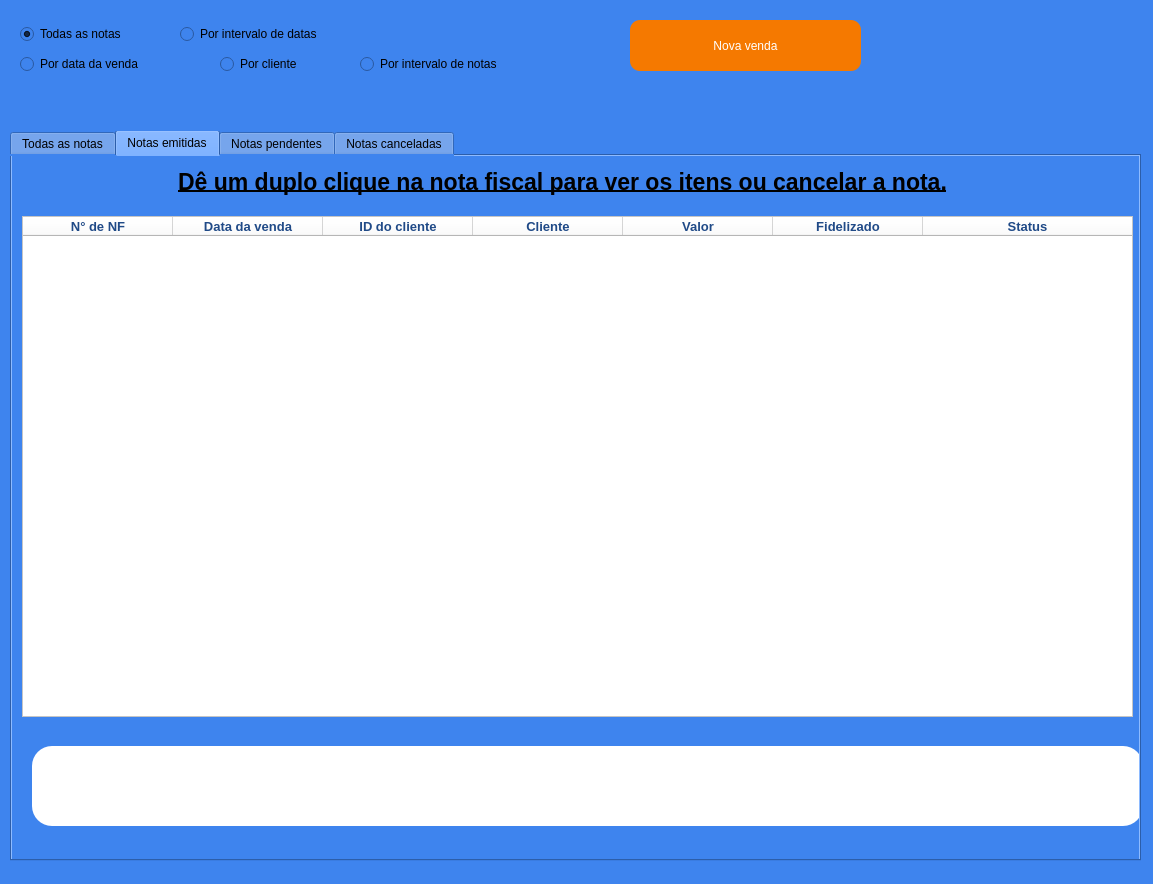
Above: estatisticas.ui from JVwolfart/PROJETO-SALAO-JOVEM-PROGRAMADOR before the change. Below: the same form after it.
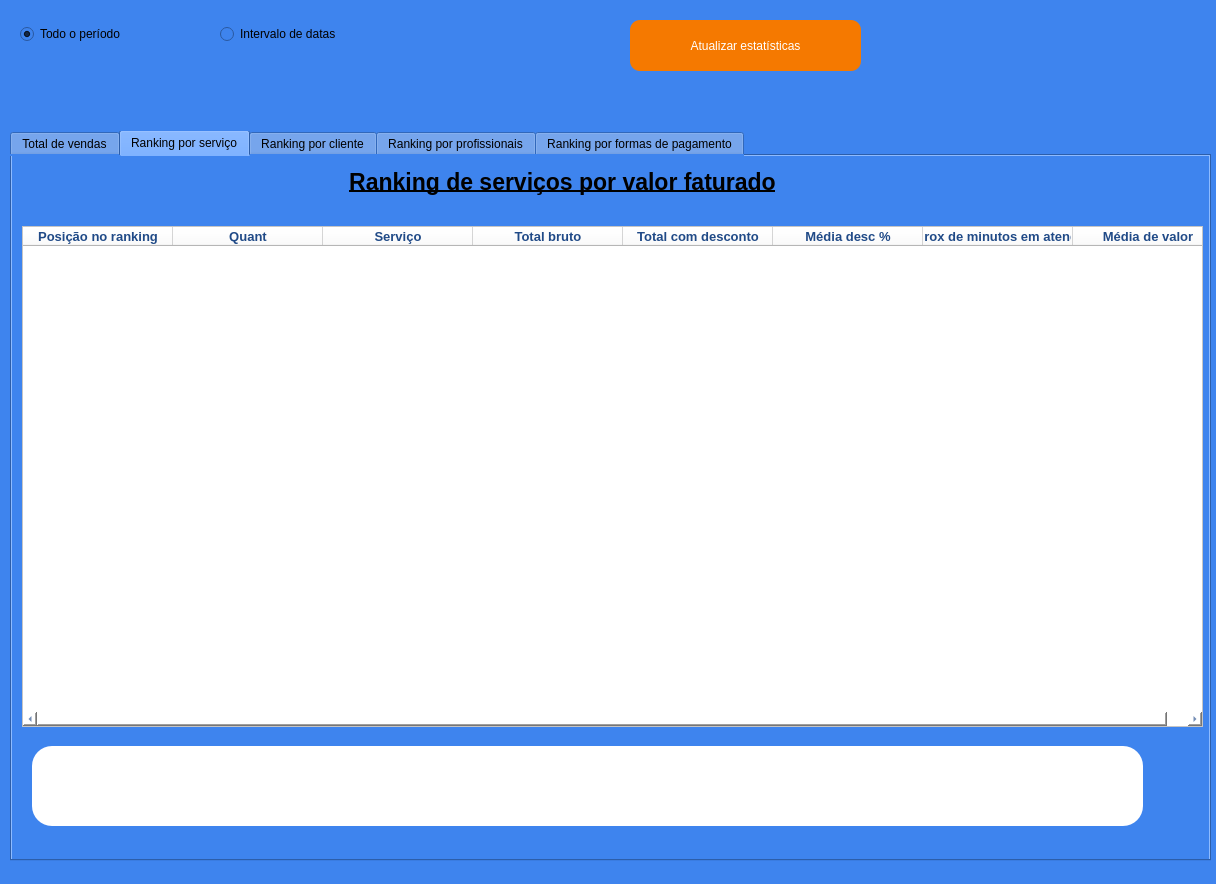
That is the form after the change. The open tabs and pages were chosen to show the change.

Patch:
```diff
--- a/estatisticas.ui
+++ b/estatisticas.ui
@@ -12,7 +12,7 @@
    <rect>
     <x>0</x>
     <y>0</y>
-    <width>1153</width>
+    <width>1216</width>
     <height>884</height>
    </rect>
   </property>
@@ -60,7 +60,7 @@
      <rect>
       <x>10</x>
       <y>130</y>
-      <width>1131</width>
+      <width>1201</width>
       <height>731</height>
      </rect>
     </property>
@@ -72,7 +72,7 @@
     </property>
     <widget class="QWidget" name="tabVendas">
      <attribute name="title">
-      <string>Todas as notas</string>
+      <string>Total de vendas</string>
      </attribute>
      <widget class="QLabel" name="label_3">
       <property name="geometry">
@@ -316,7 +316,7 @@
     </widget>
     <widget class="QWidget" name="tabEmitidas">
      <attribute name="title">
-      <string>Notas emitidas</string>
+      <string>Ranking por serviço</string>
      </attribute>
      <widget class="QFrame" name="frame_3">
       <property name="geometry">
@@ -365,174 +365,6 @@
        </property>
       </widget>
      </widget>
-     <widget class="QTableWidget" name="TabelaEmitidas">
-      <property name="enabled">
-       <bool>true</bool>
-      </property>
-      <property name="geometry">
-       <rect>
-        <x>10</x>
-        <y>60</y>
-        <width>1111</width>
-        <height>501</height>
-       </rect>
-      </property>
-      <property name="sizePolicy">
-       <sizepolicy hsizetype="Expanding" vsizetype="Expanding">
-        <horstretch>0</horstretch>
-        <verstretch>0</verstretch>
-       </sizepolicy>
-      </property>
-      <property name="minimumSize">
-       <size>
-        <width>465</width>
-        <height>0</height>
-       </size>
-      </property>
-      <property name="font">
-       <font>
-        <family>Ubuntu</family>
-        <pointsize>13</pointsize>
-       </font>
-      </property>
-      <property name="cursor" stdset="0">
-       <cursorShape>PointingHandCursor</cursorShape>
-      </property>
-      <property name="styleSheet">
-       <string notr="true">background-color: rgb(255, 255, 255);
-color: rgb(138, 226, 52);
-color: rgb(32, 74, 135);</string>
-      </property>
-      <property name="editTriggers">
-       <set>QAbstractItemView::NoEditTriggers</set>
-      </property>
-      <property name="selectionBehavior">
-       <enum>QAbstractItemView::SelectRows</enum>
-      </property>
-      <property name="horizontalScrollMode">
-       <enum>QAbstractItemView::ScrollPerPixel</enum>
-      </property>
-      <property name="sortingEnabled">
-       <bool>false</bool>
-      </property>
-      <attribute name="horizontalHeaderDefaultSectionSize">
-       <number>150</number>
-      </attribute>
-      <attribute name="horizontalHeaderShowSortIndicator" stdset="0">
-       <bool>false</bool>
-      </attribute>
-      <attribute name="horizontalHeaderStretchLastSection">
-       <bool>true</bool>
-      </attribute>
-      <attribute name="verticalHeaderShowSortIndicator" stdset="0">
-       <bool>false</bool>
-      </attribute>
-      <column>
-       <property name="text">
-        <string>N° de NF</string>
-       </property>
-       <property name="font">
-        <font>
-         <pointsize>10</pointsize>
-         <weight>75</weight>
-         <bold>true</bold>
-        </font>
-       </property>
-       <property name="textAlignment">
-        <set>AlignCenter</set>
-       </property>
-      </column>
-      <column>
-       <property name="text">
-        <string>Data da venda</string>
-       </property>
-       <property name="font">
-        <font>
-         <pointsize>10</pointsize>
-         <weight>75</weight>
-         <bold>true</bold>
-        </font>
-       </property>
-       <property name="textAlignment">
-        <set>AlignCenter</set>
-       </property>
-      </column>
-      <column>
-       <property name="text">
-        <string>ID do cliente</string>
-       </property>
-       <property name="font">
-        <font>
-         <pointsize>10</pointsize>
-         <weight>75</weight>
-         <bold>true</bold>
-        </font>
-       </property>
-       <property name="textAlignment">
-        <set>AlignCenter</set>
-       </property>
-      </column>
-      <column>
-       <property name="text">
-        <string>Cliente</string>
-       </property>
-       <property name="font">
-        <font>
-         <pointsize>10</pointsize>
-         <weight>75</weight>
-         <bold>true</bold>
-        </font>
-       </property>
-       <property name="textAlignment">
-        <set>AlignCenter</set>
-       </property>
-      </column>
-      <column>
-       <property name="text">
-        <string>Valor</string>
-       </property>
-       <property name="font">
-        <font>
-         <pointsize>10</pointsize>
-         <weight>75</weight>
-         <bold>true</bold>
-        </font>
-       </property>
-       <property name="textAlignment">
-        <set>AlignCenter</set>
-       </property>
-      </column>
-      <column>
-       <property name="text">
-        <string>Fidelizado</string>
-       </property>
-       <property name="font">
-        <font>
-         <pointsize>10</pointsize>
-         <weight>75</weight>
-         <bold>true</bold>
-        </font>
-       </property>
-       <property name="textAlignment">
-        <set>AlignCenter</set>
-       </property>
-      </column>
-      <column>
-       <property name="text">
-        <string>Status</string>
-       </property>
-       <property name="font">
-        <font>
-         <pointsize>10</pointsize>
-         <weight>75</weight>
-         <bold>true</bold>
-        </font>
-       </property>
-       <property name="textAlignment">
-        <set>AlignCenter</set>
-       </property>
-      </column>
-     </widget>
      <widget class="QLabel" name="label_4">
       <property name="geometry">
        <rect>
@@ -551,16 +383,199 @@
        </font>
       </property>
       <property name="text">
-       <string>Dê um duplo clique na nota fiscal para ver os itens ou cancelar a nota.</string>
+       <string>Ranking de serviços por valor faturado</string>
       </property>
       <property name="alignment">
        <set>Qt::AlignCenter</set>
       </property>
      </widget>
+     <widget class="QTableWidget" name="TabelaServicos">
+      <property name="enabled">
+       <bool>true</bool>
+      </property>
+      <property name="geometry">
+       <rect>
+        <x>10</x>
+        <y>70</y>
+        <width>1181</width>
+        <height>501</height>
+       </rect>
+      </property>
+      <property name="sizePolicy">
+       <sizepolicy hsizetype="Expanding" vsizetype="Expanding">
+        <horstretch>0</horstretch>
+        <verstretch>0</verstretch>
+       </sizepolicy>
+      </property>
+      <property name="minimumSize">
+       <size>
+        <width>465</width>
+        <height>0</height>
+       </size>
+      </property>
+      <property name="font">
+       <font>
+        <family>Ubuntu</family>
+        <pointsize>13</pointsize>
+       </font>
+      </property>
+      <property name="cursor" stdset="0">
+       <cursorShape>PointingHandCursor</cursorShape>
+      </property>
+      <property name="styleSheet">
+       <string notr="true">background-color: rgb(255, 255, 255);
+color: rgb(138, 226, 52);
+color: rgb(32, 74, 135);</string>
+      </property>
+      <property name="editTriggers">
+       <set>QAbstractItemView::NoEditTriggers</set>
+      </property>
+      <property name="selectionBehavior">
+       <enum>QAbstractItemView::SelectRows</enum>
+      </property>
+      <property name="horizontalScrollMode">
+       <enum>QAbstractItemView::ScrollPerPixel</enum>
+      </property>
+      <property name="sortingEnabled">
+       <bool>false</bool>
+      </property>
+      <attribute name="horizontalHeaderDefaultSectionSize">
+       <number>150</number>
+      </attribute>
+      <attribute name="horizontalHeaderShowSortIndicator" stdset="0">
+       <bool>false</bool>
+      </attribute>
+      <attribute name="horizontalHeaderStretchLastSection">
+       <bool>true</bool>
+      </attribute>
+      <attribute name="verticalHeaderShowSortIndicator" stdset="0">
+       <bool>false</bool>
+      </attribute>
+      <column>
+       <property name="text">
+        <string>Posição no ranking</string>
+       </property>
+       <property name="font">
+        <font>
+         <pointsize>10</pointsize>
+         <weight>75</weight>
+         <bold>true</bold>
+        </font>
+       </property>
+       <property name="textAlignment">
+        <set>AlignCenter</set>
+       </property>
+      </column>
+      <column>
+       <property name="text">
+        <string>Quant</string>
+       </property>
+       <property name="font">
+        <font>
+         <pointsize>10</pointsize>
+         <weight>75</weight>
+         <bold>true</bold>
+        </font>
+       </property>
+       <property name="textAlignment">
+        <set>AlignCenter</set>
+       </property>
+      </column>
+      <column>
+       <property name="text">
+        <string>Serviço</string>
+       </property>
+       <property name="font">
+        <font>
+         <pointsize>10</pointsize>
+         <weight>75</weight>
+         <bold>true</bold>
+        </font>
+       </property>
+       <property name="textAlignment">
+        <set>AlignCenter</set>
+       </property>
+      </column>
+      <column>
+       <property name="text">
+        <string>Total bruto</string>
+       </property>
+       <property name="font">
+        <font>
+         <pointsize>10</pointsize>
+         <weight>75</weight>
+         <bold>true</bold>
+        </font>
+       </property>
+       <property name="textAlignment">
+        <set>AlignCenter</set>
+       </property>
+      </column>
+      <column>
+       <property name="text">
+        <string>Total com desconto</string>
+       </property>
+       <property name="font">
+        <font>
+         <pointsize>10</pointsize>
+         <weight>75</weight>
+         <bold>true</bold>
+        </font>
+       </property>
+       <property name="textAlignment">
+        <set>AlignCenter</set>
+       </property>
+      </column>
+      <column>
+       <property name="text">
+        <string>Média desc %</string>
+       </property>
+       <property name="font">
+        <font>
+         <pointsize>10</pointsize>
+         <weight>75</weight>
+         <bold>true</bold>
+        </font>
+       </property>
+       <property name="textAlignment">
+        <set>AlignCenter</set>
+       </property>
+      </column>
+      <column>
+       <property name="text">
+        <string>Total aprox de minutos em atendimento</string>
+       </property>
+       <property name="font">
+        <font>
+         <pointsize>10</pointsize>
+         <weight>75</weight>
+         <bold>true</bold>
+        </font>
+       </property>
+       <property name="textAlignment">
+        <set>AlignCenter</set>
+       </property>
+      </column>
+      <column>
+       <property name="text">
+        <string>Média de valor</string>
+       </property>
+       <property name="font">
+        <font>
+         <pointsize>10</pointsize>
+         <weight>75</weight>
+         <bold>true</bold>
+        </font>
+       </property>
+       <property name="textAlignment">
+        <set>AlignCenter</set>
+       </property>
+      </column>
+     </widget>
     </widget>
     <widget class="QWidget" name="tabPendentes">
      <attribute name="title">
-      <string>Notas pendentes</string>
+      <string>Ranking por cliente</string>
      </attribute>
      <widget class="QFrame" name="frame_4">
       <property name="geometry">
@@ -804,7 +819,7 @@
     </widget>
     <widget class="QWidget" name="tabCanceladas">
      <attribute name="title">
-      <string>Notas canceladas</string>
+      <string>Ranking por profissionais</string>
      </attribute>
      <widget class="QFrame" name="frame_5">
       <property name="geometry">
@@ -1022,19 +1037,235 @@
       </column>
      </widget>
     </widget>
-   </widget>
-   <widget class="QRadioButton" name="RbData">
-    <property name="geometry">
-     <rect>
-      <x>20</x>
-      <y>50</y>
-      <width>181</width>
-      <height>28</height>
-     </rect>
-    </property>
-    <property name="text">
-     <string>Por data da venda</string>
-    </property>
+    <widget class="QWidget" name="tabFpag">
+     <attribute name="title">
+      <string>Ranking por formas de pagamento</string>
+     </attribute>
+     <widget class="QFrame" name="frame_6">
+      <property name="geometry">
+       <rect>
+        <x>20</x>
+        <y>600</y>
+        <width>1111</width>
+        <height>80</height>
+       </rect>
+      </property>
+      <property name="styleSheet">
+       <string notr="true">background-color: rgb(255, 255, 255);
+border-radius: 20px;</string>
+      </property>
+      <property name="frameShape">
+       <enum>QFrame::StyledPanel</enum>
+      </property>
+      <property name="frameShadow">
+       <enum>QFrame::Raised</enum>
+      </property>
+      <widget class="QLabel" name="lbl_total_fpag">
+       <property name="geometry">
+        <rect>
+         <x>20</x>
+         <y>20</y>
+         <width>1061</width>
+         <height>41</height>
+        </rect>
+       </property>
+       <property name="font">
+        <font>
+         <pointsize>25</pointsize>
+         <weight>75</weight>
+         <bold>true</bold>
+         <underline>false</underline>
+        </font>
+       </property>
+       <property name="styleSheet">
+        <string notr="true">color: rgb(115, 210, 22);</string>
+       </property>
+       <property name="text">
+        <string/>
+       </property>
+       <property name="alignment">
+        <set>Qt::AlignCenter</set>
+       </property>
+      </widget>
+     </widget>
+     <widget class="QTableWidget" name="TabelaFpag">
+      <property name="enabled">
+       <bool>true</bool>
+      </property>
+      <property name="geometry">
+       <rect>
+        <x>10</x>
+        <y>70</y>
+        <width>1111</width>
+        <height>501</height>
+       </rect>
+      </property>
+      <property name="sizePolicy">
+       <sizepolicy hsizetype="Expanding" vsizetype="Expanding">
+        <horstretch>0</horstretch>
+        <verstretch>0</verstretch>
+       </sizepolicy>
+      </property>
+      <property name="minimumSize">
+       <size>
+        <width>465</width>
+        <height>0</height>
+       </size>
+      </property>
+      <property name="font">
+       <font>
+        <family>Ubuntu</family>
+        <pointsize>13</pointsize>
+       </font>
+      </property>
+      <property name="cursor" stdset="0">
+       <cursorShape>PointingHandCursor</cursorShape>
+      </property>
+      <property name="styleSheet">
+       <string notr="true">background-color: rgb(255, 255, 255);
+color: rgb(138, 226, 52);
+color: rgb(32, 74, 135);</string>
+      </property>
+      <property name="editTriggers">
+       <set>QAbstractItemView::NoEditTriggers</set>
+      </property>
+      <property name="selectionBehavior">
+       <enum>QAbstractItemView::SelectRows</enum>
+      </property>
+      <property name="horizontalScrollMode">
+       <enum>QAbstractItemView::ScrollPerPixel</enum>
+      </property>
+      <property name="sortingEnabled">
+       <bool>false</bool>
+      </property>
+      <attribute name="horizontalHeaderDefaultSectionSize">
+       <number>150</number>
+      </attribute>
+      <attribute name="horizontalHeaderShowSortIndicator" stdset="0">
+       <bool>false</bool>
+      </attribute>
+      <attribute name="horizontalHeaderStretchLastSection">
+       <bool>true</bool>
+      </attribute>
+      <attribute name="verticalHeaderShowSortIndicator" stdset="0">
+       <bool>false</bool>
+      </attribute>
+      <column>
+       <property name="text">
+        <string>Posição no ranking</string>
+       </property>
+       <property name="font">
+        <font>
+         <pointsize>10</pointsize>
+         <weight>75</weight>
+         <bold>true</bold>
+        </font>
+       </property>
+       <property name="textAlignment">
+        <set>AlignCenter</set>
+       </property>
+      </column>
+      <column>
+       <property name="text">
+        <string>N° de utilizações</string>
+       </property>
+       <property name="font">
+        <font>
+         <pointsize>10</pointsize>
+         <weight>75</weight>
+         <bold>true</bold>
+        </font>
+       </property>
+       <property name="textAlignment">
+        <set>AlignCenter</set>
+       </property>
+      </column>
+      <column>
+       <property name="text">
+        <string>Forma de pagamento</string>
+       </property>
+       <property name="font">
+        <font>
+         <pointsize>10</pointsize>
+         <weight>75</weight>
+         <bold>true</bold>
+        </font>
+       </property>
+       <property name="textAlignment">
+        <set>AlignCenter</set>
+       </property>
+      </column>
+      <column>
+       <property name="text">
+        <string>Total bruto</string>
+       </property>
+       <property name="font">
+        <font>
+         <pointsize>10</pointsize>
+         <weight>75</weight>
+         <bold>true</bold>
+        </font>
+       </property>
+       <property name="textAlignment">
+        <set>AlignCenter</set>
+       </property>
+      </column>
+      <column>
+       <property name="text">
+        <string>Total com desconto</string>
+       </property>
+       <property name="font">
+        <font>
+         <pointsize>10</pointsize>
+         <weight>75</weight>
+         <bold>true</bold>
+        </font>
+       </property>
+       <property name="textAlignment">
+        <set>AlignCenter</set>
+       </property>
+      </column>
+      <column>
+       <property name="text">
+        <string>% desc (médio)</string>
+       </property>
+       <property name="font">
+        <font>
+         <pointsize>10</pointsize>
+         <weight>75</weight>
+         <bold>true</bold>
+        </font>
+       </property>
+       <property name="textAlignment">
+        <set>AlignCenter</set>
+       </property>
+      </column>
+     </widget>
+     <widget class="QLabel" name="label_8">
+      <property name="geometry">
+       <rect>
+        <x>20</x>
+        <y>10</y>
+        <width>1021</width>
+        <height>51</height>
+       </rect>
+      </property>
+      <property name="font">
+       <font>
+        <pointsize>17</pointsize>
+        <weight>75</weight>
+        <bold>true</bold>
+        <underline>true</underline>
+       </font>
+      </property>
+      <property name="text">
+       <string>Ranking de formas de pagamento por valor faturado</string>
+      </property>
+      <property name="alignment">
+       <set>Qt::AlignCenter</set>
+      </property>
+     </widget>
+    </widget>
    </widget>
    <widget class="QRadioButton" name="RbTodas">
     <property name="geometry">
@@ -1046,25 +1277,12 @@
      </rect>
     </property>
     <property name="text">
-     <string>Todas as notas</string>
+     <string>Todo o período</string>
     </property>
     <property name="checked">
      <bool>true</bool>
     </property>
    </widget>
-   <widget class="QRadioButton" name="RbCliente">
-    <property name="geometry">
-     <rect>
-      <x>220</x>
-      <y>50</y>
-      <width>151</width>
-      <height>28</height>
-     </rect>
-    </property>
-    <property name="text">
-     <string>Por cliente</string>
-    </property>
-   </widget>
    <widget class="QPushButton" name="BtnNVenda">
     <property name="geometry">
      <rect>
@@ -1083,7 +1301,7 @@
 border-radius: 10px;</string>
     </property>
     <property name="text">
-     <string>Nova venda</string>
+     <string>Atualizar estatísticas</string>
     </property>
    </widget>
    <widget class="QLabel" name="lbl_escolha">
@@ -1110,27 +1328,14 @@
    <widget class="QRadioButton" name="RbIntervaloDatas">
     <property name="geometry">
      <rect>
-      <x>180</x>
+      <x>220</x>
       <y>20</y>
       <width>221</width>
       <height>28</height>
      </rect>
     </property>
     <property name="text">
-     <string>Por intervalo de datas</string>
-    </property>
-   </widget>
-   <widget class="QRadioButton" name="RbIntervaloNotas">
-    <property name="geometry">
-     <rect>
-      <x>360</x>
-      <y>50</y>
-      <width>221</width>
-      <height>28</height>
-     </rect>
-    </property>
-    <property name="text">
-     <string>Por intervalo de notas</string>
+     <string>Intervalo de datas</string>
     </property>
    </widget>
   </widget>
```
Left out of the diff: 443 changed lines with no effect on the pictures.
